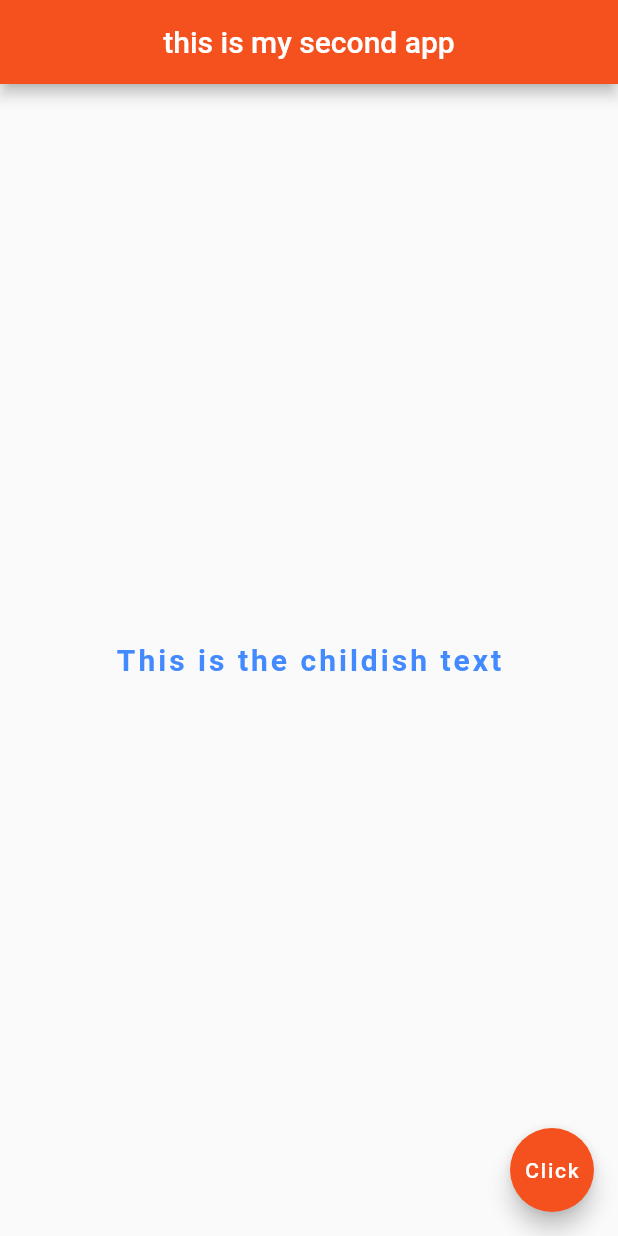
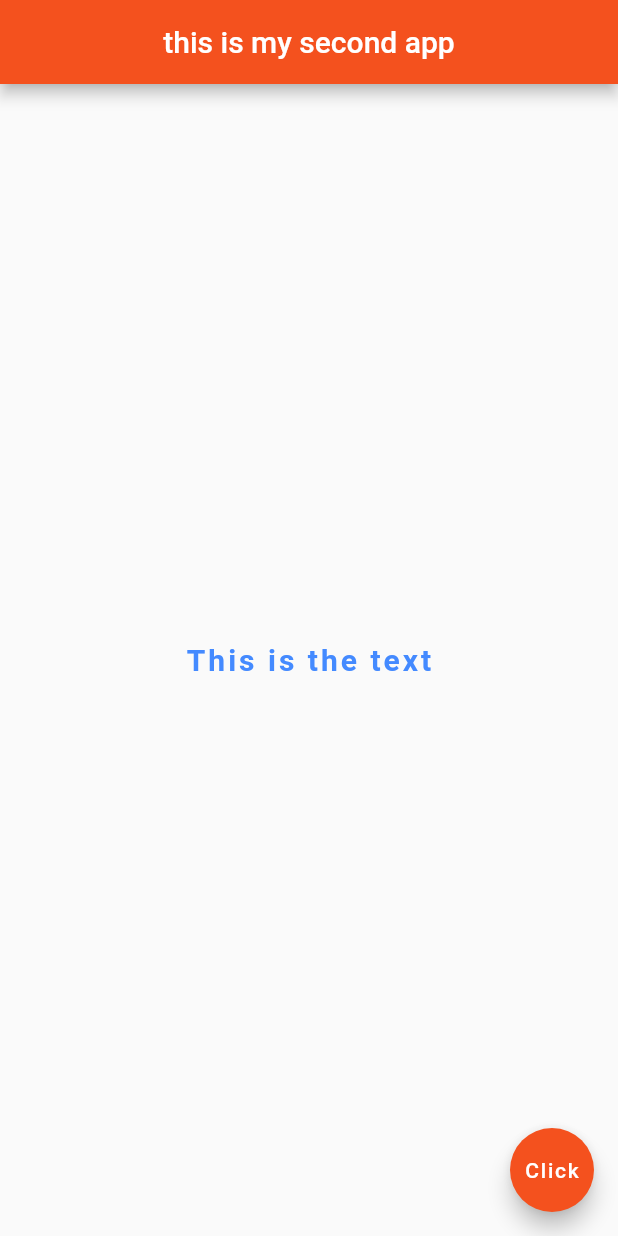
Before and after one commit to AbdulBasit0044/Flutter_Applications, a Flutter app: the screen it shows after launch, on a phone screen of 412 x 824 dp. Run offline on Flutter 3.47's test engine with Material 2 defaults, Android fonts, the phone set to English and light mode, and no system bars.

Commit message:
Update main.dart

```diff
--- a/flutter_applications_the_net_ninja/myapp/lib/main.dart
+++ b/flutter_applications_the_net_ninja/myapp/lib/main.dart
@@ -1,7 +1,16 @@
+import 'dart:ui';
+
 import 'package:flutter/material.dart';
 
 void main() => runApp(MaterialApp(
-  home: Scaffold(
+  home:Home(),
+));
+
+
+class Home extends StatelessWidget {
+  @override
+  Widget build(BuildContext context) {
+    return Scaffold(
       appBar: AppBar(
         title: Text('this is my second app'),
         centerTitle: true,
@@ -9,7 +18,7 @@ void main() => runApp(MaterialApp(
       ),
       body: Center(
         child: Text(
-        'This is the childish text',
+          'This is the text',
           style: TextStyle(
             fontSize: 20,
             fontWeight: FontWeight.bold,
@@ -24,13 +33,6 @@ void main() => runApp(MaterialApp(
         child: Text("Click"),
         backgroundColor:Colors.deepOrange[600],
       ),
-  )
-));
-
-
-class Home extends StatelessWidget {
-  @override
-  Widget build(BuildContext context) {
-    return Container();
+    );
   }
 }
```
Lines whose indentation alone changed are shown as unchanged.
